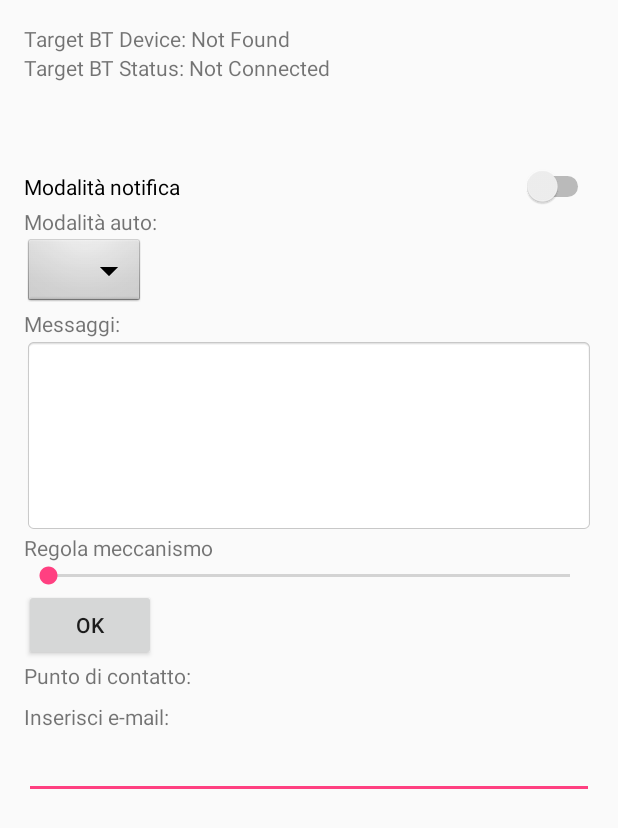
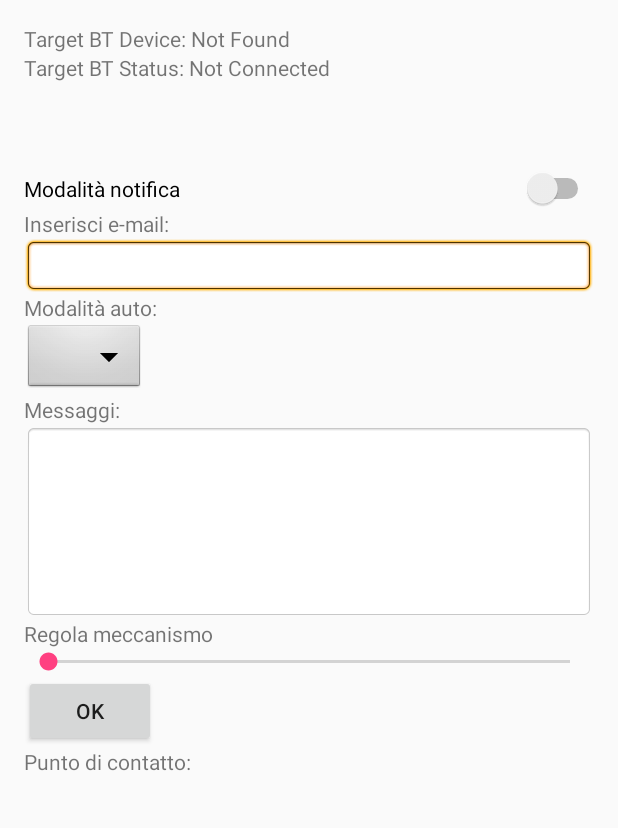
Before and after one commit to LorenzoChiana/pse1617_consegna3, an Android app: the layout activity_main.xml on its own in the app's theme, with its tools: preview values and no code run, on a phone screen of 412 x 824 dp. Shown: the top 828 px of the screen. Run offline under Robolectric (Android 15) with nearby library versions, the light colour scheme and no system bars.

Commit message:
gui changes

```diff
--- a/Android/PSE1617_consegna3/app/src/main/res/layout/activity_main.xml
+++ b/Android/PSE1617_consegna3/app/src/main/res/layout/activity_main.xml
@@ -32,6 +32,21 @@
         android:layout_height="wrap_content"
         android:id="@+id/switchNotifica"
         android:checked="false" />
+
+    <TextView
+        android:text="Inserisci e-mail:"
+        android:layout_width="match_parent"
+        android:layout_height="wrap_content"
+        android:id="@+id/textEmail" />
+
+    <EditText
+        android:layout_width="match_parent"
+        android:layout_height="wrap_content"
+        android:inputType="textEmailAddress"
+        android:ems="10"
+        android:id="@+id/editEmail"
+        android:cursorVisible="true"
+        android:background="@android:drawable/editbox_background" />
 
     <TextView
         android:text="Modalità auto:"
@@ -84,18 +99,5 @@
         android:layout_height="27dp"
         android:id="@+id/textContatto" />
 
-    <TextView
-        android:text="Inserisci e-mail:"
-        android:layout_width="match_parent"
-        android:layout_height="wrap_content"
-        android:id="@+id/textEmail" />
-
-    <EditText
-        android:layout_width="match_parent"
-        android:layout_height="wrap_content"
-        android:inputType="textEmailAddress"
-        android:ems="10"
-        android:id="@+id/editEmail" />
-
 
 </LinearLayout>
```
Also changed, not shown: Android/PSE1617_consegna3/app/src/main/java/com/example/brenno/pse1617_consegna3/MainActivity.java (+18 -0 lines), Android/PSE1617_consegna3/app/src/main/java/com/example/brenno/pse1617_consegna3/MySwitchOnClickListener.java (added, +26 -0 lines).
